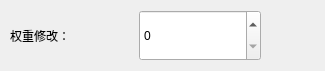
Old version of the form Rule-design/uisrc/change_wdialog.ui in the repository zhyhouyuan/Project.
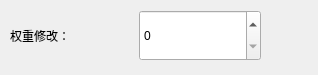
New version of the form. Icons and pictures are not drawn.

Diff of the .ui file:
```diff
--- a/Rule-design/uisrc/change_wdialog.ui
+++ b/Rule-design/uisrc/change_wdialog.ui
@@ -6,8 +6,8 @@
    <rect>
     <x>0</x>
     <y>0</y>
-    <width>325</width>
-    <height>71</height>
+    <width>318</width>
+    <height>75</height>
    </rect>
   </property>
   <property name="windowTitle">
@@ -54,7 +54,7 @@
     </size>
    </property>
   </widget>
-  <widget class="QWidget" name="">
+  <widget class="QWidget" name="layoutWidget">
    <property name="geometry">
     <rect>
      <x>10</x>
```
Left out of the diff: 4 changed lines with no effect on the pictures.
